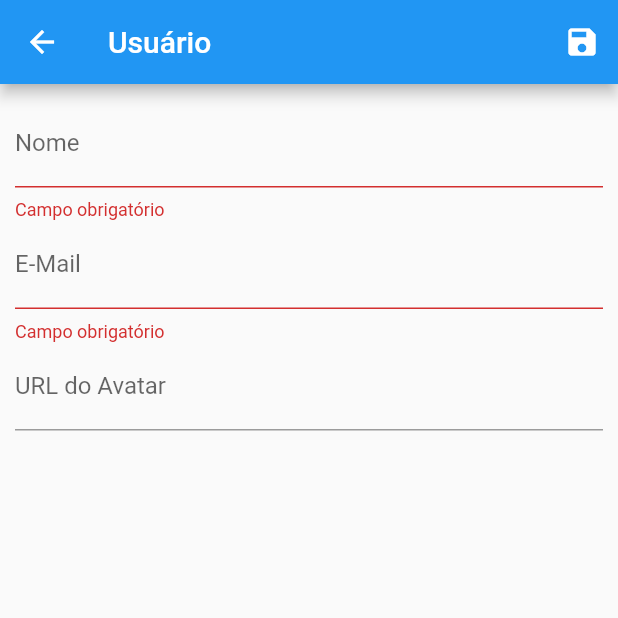
After one commit to HandreiFontana/flutter-crud, a Flutter app: the UserForm screen opened by its route, after a tap on the "save" icon, on a phone screen of 412 x 824 dp, the top half of it. The commit adds this screen. Run offline on Flutter 3.47's test engine with Material 2 defaults, Android fonts, the light colour scheme and no system bars; our stand-ins replace flutter_typeahead; network calls fail.

Commit message:
feat: create adicionado

```diff
--- a/lib/components/user_tile.dart
+++ b/lib/components/user_tile.dart
@@ -1,5 +1,6 @@
 import 'package:flutter/material.dart';
 import 'package:flutter_crud/models/user.dart';
+import 'package:flutter_crud/routes/app_routes.dart';
 
 class UserTile extends StatelessWidget {
   final User user;
@@ -23,7 +24,10 @@ class UserTile extends StatelessWidget {
               icon: const Icon(Icons.edit),
               color: Colors.blue,
               onPressed: () {
-                print('coco');
+                Navigator.of(context).pushNamed(
+                  AppRoutes.USER_FORM,
+                  arguments: user,
+                );
               },
             ),
             IconButton(
--- a/lib/provider/users.dart
+++ b/lib/provider/users.dart
@@ -36,9 +36,9 @@ class Users with ChangeNotifier {
         id,
         () => User(
           id: id,
-          name: 'Teste',
-          email: 'teste@vamilly.com',
-          avatarUrl: '',
+          name: user.name,
+          email: user.email,
+          avatarUrl: user.avatarUrl,
         ),
       );
     }
--- /dev/null
+++ b/lib/routes/app_routes.dart
@@ -0,0 +1,4 @@
+class AppRoutes {
+  static const HOME = '/';
+  static const USER_FORM = '/user-form';
+}
--- /dev/null
+++ b/lib/views/user_form.dart
@@ -0,0 +1,87 @@
+import 'package:flutter/material.dart';
+import 'package:flutter_crud/models/user.dart';
+import 'package:flutter_crud/provider/users.dart';
+import 'package:provider/provider.dart';
+
+class UserForm extends StatelessWidget {
+  UserForm({super.key});
+
+  final _form = GlobalKey<FormState>();
+  final Map<String, String> _formData = {};
+
+  @override
+  Widget build(BuildContext context) {
+    return Scaffold(
+      appBar: AppBar(
+        title: const Text('Usuário'),
+        actions: <Widget>[
+          IconButton(
+            icon: const Icon(Icons.save),
+            onPressed: () {
+              final isValid = _form.currentState!.validate();
+
+              if (isValid) {
+                _form.currentState?.save();
+
+                Provider.of<Users>(context, listen: false).put(
+                  User(
+                    id: _formData['id'],
+                    name: _formData['name'],
+                    email: _formData['email'],
+                    avatarUrl: _formData['avatarUrl'],
+                  ),
+                );
+
+                Navigator.of(context).pop();
+              }
+            },
+          )
+        ],
+      ),
+      body: Padding(
+        padding: const EdgeInsets.all(10),
+        child: Form(
+          key: _form,
+          child: Column(
+            children: <Widget>[
+              TextFormField(
+                decoration: const InputDecoration(labelText: 'Nome'),
+                validator: (value) {
+                  if (value == null || value.trim().isEmpty) {
+                    return 'Campo obrigatório';
+                  }
+
+                  if (value.trim().length <= 5) {
+                    return 'Deve conter no mínimo 5 caracteres';
+                  }
+
+                  return null;
+                },
+                onSaved: (value) => _formData['name'] = value!,
+              ),
+              TextFormField(
+                decoration: const InputDecoration(labelText: 'E-Mail'),
+                validator: (value) {
+                  if (value == null || value.trim().isEmpty) {
+                    return 'Campo obrigatório';
+                  }
+
+                  if (value.trim().length <= 5) {
+                    return 'Deve conter no mínimo 6 caracteres';
+                  }
+
+                  return null;
+                },
+                onSaved: (value) => _formData['email'] = value!,
+              ),
+              TextFormField(
+                decoration: const InputDecoration(labelText: 'URL do Avatar'),
+                onSaved: (value) => _formData['avatarUrl'] = value!,
+              )
+            ],
+          ),
+        ),
+      ),
+    );
+  }
+}
```
Also changed, not shown: lib/main.dart (+6 -1 lines), lib/views/user_list.dart (+4 -5 lines).
